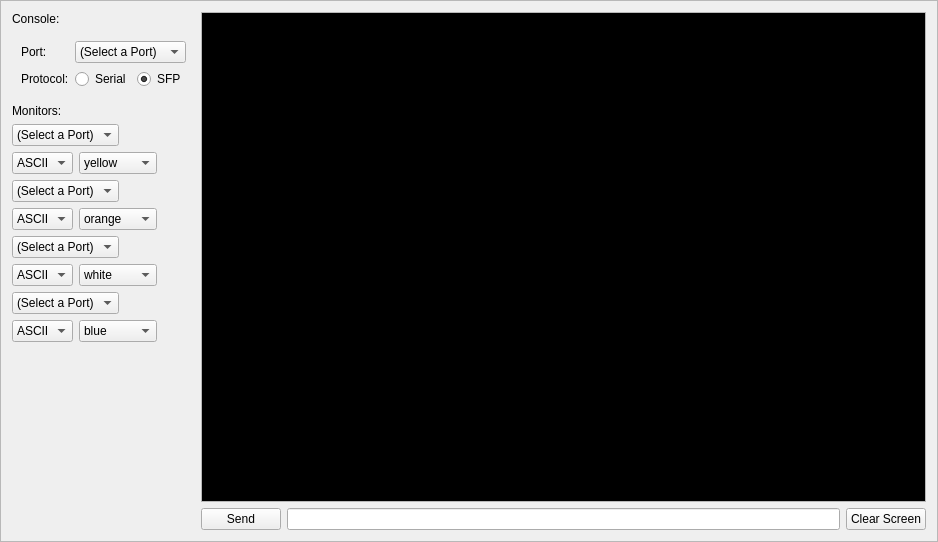
First picture: the form in terminal.ui, repository strawbot/TimbreTalk, before the edit.
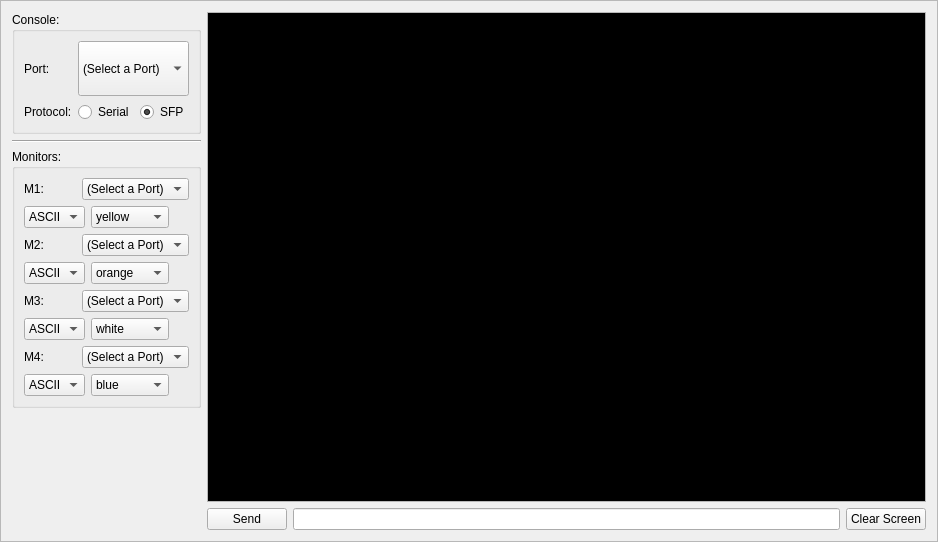
Second picture: the form after the edit.

Patch:
```diff
--- a/terminal.ui
+++ b/terminal.ui
@@ -25,31 +25,21 @@
   <property name="frameShadow">
    <enum>QFrame::Raised</enum>
   </property>
-  <layout class="QHBoxLayout" name="horizontalLayout_3">
+  <layout class="QHBoxLayout" name="horizontalLayout_7">
    <item>
     <layout class="QVBoxLayout" name="verticalLayout_2">
      <item>
-      <widget class="QLabel" name="label_3">
-       <property name="text">
+      <widget class="QGroupBox" name="groupBox">
+       <property name="minimumSize">
+        <size>
+         <width>0</width>
+         <height>0</height>
+        </size>
+       </property>
+       <property name="title">
         <string>Console:</string>
        </property>
-      </widget>
-     </item>
-     <item>
-      <widget class="QWidget" name="widget" native="true">
-       <property name="sizePolicy">
-        <sizepolicy hsizetype="Preferred" vsizetype="Fixed">
-         <horstretch>0</horstretch>
-         <verstretch>0</verstretch>
-        </sizepolicy>
-       </property>
-       <property name="layoutDirection">
-        <enum>Qt::LeftToRight</enum>
-       </property>
-       <layout class="QHBoxLayout" name="horizontalLayout">
-        <property name="spacing">
-         <number>-1</number>
-        </property>
+       <layout class="QHBoxLayout" name="horizontalLayout_6">
         <item>
          <layout class="QGridLayout" name="gridLayout">
           <item row="0" column="0">
@@ -131,34 +121,66 @@
       </widget>
      </item>
      <item>
-      <widget class="QLabel" name="label_17">
+      <widget class="Line" name="line">
+       <property name="orientation">
+        <enum>Qt::Horizontal</enum>
+       </property>
+      </widget>
+     </item>
+     <item>
+      <widget class="QGroupBox" name="groupBox_2">
        <property name="sizePolicy">
         <sizepolicy hsizetype="Preferred" vsizetype="Preferred">
-         <horstretch>0</horstretch>
+         <horstretch>2</horstretch>
          <verstretch>0</verstretch>
         </sizepolicy>
        </property>
-       <property name="text">
+       <property name="minimumSize">
+        <size>
+         <width>0</width>
+         <height>0</height>
+        </size>
+       </property>
+       <property name="title">
         <string>Monitors:</string>
        </property>
-      </widget>
-     </item>
+       <layout class="QVBoxLayout" name="verticalLayout_4">
      <item>
       <layout class="QFormLayout" name="formLayout">
        <item row="0" column="0" colspan="2">
+           <layout class="QHBoxLayout" name="horizontalLayout">
+            <item>
+             <widget class="QLabel" name="label_3">
+              <property name="text">
+               <string>M1:</string>
+              </property>
+             </widget>
+            </item>
+            <item>
         <widget class="QComboBox" name="MonitorPort1">
          <property name="sizePolicy">
-          <sizepolicy hsizetype="Fixed" vsizetype="Fixed">
+               <sizepolicy hsizetype="Preferred" vsizetype="MinimumExpanding">
            <horstretch>0</horstretch>
            <verstretch>0</verstretch>
           </sizepolicy>
          </property>
+              <property name="currentIndex">
+               <number>0</number>
+              </property>
+              <property name="sizeAdjustPolicy">
+               <enum>QComboBox::AdjustToContents</enum>
+              </property>
+              <property name="modelColumn">
+               <number>0</number>
+              </property>
          <item>
           <property name="text">
            <string>(Select a Port)</string>
           </property>
          </item>
         </widget>
+            </item>
+           </layout>
        </item>
        <item row="1" column="0">
         <widget class="QComboBox" name="MonitorFormat1">
@@ -244,21 +266,35 @@
       </layout>
      </item>
      <item>
-      <layout class="QFormLayout" name="formLayout_2">
+         <layout class="QFormLayout" name="formLayout_5">
        <item row="0" column="0" colspan="2">
+           <layout class="QHBoxLayout" name="horizontalLayout_3">
+            <item>
+             <widget class="QLabel" name="label_4">
+              <property name="text">
+               <string>M2:</string>
+              </property>
+             </widget>
+            </item>
+            <item>
         <widget class="QComboBox" name="MonitorPort2">
          <property name="sizePolicy">
-          <sizepolicy hsizetype="Fixed" vsizetype="Fixed">
+               <sizepolicy hsizetype="Preferred" vsizetype="MinimumExpanding">
            <horstretch>0</horstretch>
            <verstretch>0</verstretch>
           </sizepolicy>
          </property>
+              <property name="sizeAdjustPolicy">
+               <enum>QComboBox::AdjustToContents</enum>
+              </property>
          <item>
           <property name="text">
            <string>(Select a Port)</string>
           </property>
          </item>
         </widget>
+            </item>
+           </layout>
        </item>
        <item row="1" column="0">
         <widget class="QComboBox" name="MonitorFormat2">
@@ -344,21 +380,35 @@
       </layout>
      </item>
      <item>
-      <layout class="QFormLayout" name="formLayout_3">
+         <layout class="QFormLayout" name="formLayout_2">
        <item row="0" column="0" colspan="2">
+           <layout class="QHBoxLayout" name="horizontalLayout_4">
+            <item>
+             <widget class="QLabel" name="label_5">
+              <property name="text">
+               <string>M3:</string>
+              </property>
+             </widget>
+            </item>
+            <item>
         <widget class="QComboBox" name="MonitorPort3">
          <property name="sizePolicy">
-          <sizepolicy hsizetype="Fixed" vsizetype="Fixed">
+               <sizepolicy hsizetype="Preferred" vsizetype="MinimumExpanding">
            <horstretch>0</horstretch>
            <verstretch>0</verstretch>
           </sizepolicy>
          </property>
+              <property name="sizeAdjustPolicy">
+               <enum>QComboBox::AdjustToContents</enum>
+              </property>
          <item>
           <property name="text">
            <string>(Select a Port)</string>
           </property>
          </item>
         </widget>
+            </item>
+           </layout>
        </item>
        <item row="1" column="0">
         <widget class="QComboBox" name="MonitorFormat3">
@@ -441,21 +491,35 @@
       </layout>
      </item>
      <item>
-      <layout class="QFormLayout" name="formLayout_4">
+         <layout class="QFormLayout" name="formLayout_3">
        <item row="0" column="0" colspan="2">
+           <layout class="QHBoxLayout" name="horizontalLayout_5">
+            <item>
+             <widget class="QLabel" name="label_6">
+              <property name="text">
+               <string>M4:</string>
+              </property>
+             </widget>
+            </item>
+            <item>
         <widget class="QComboBox" name="MonitorPort4">
          <property name="sizePolicy">
-          <sizepolicy hsizetype="Fixed" vsizetype="Fixed">
+               <sizepolicy hsizetype="Preferred" vsizetype="MinimumExpanding">
            <horstretch>0</horstretch>
            <verstretch>0</verstretch>
           </sizepolicy>
          </property>
+              <property name="sizeAdjustPolicy">
+               <enum>QComboBox::AdjustToContents</enum>
+              </property>
          <item>
           <property name="text">
            <string>(Select a Port)</string>
           </property>
          </item>
         </widget>
+            </item>
+           </layout>
        </item>
        <item row="1" column="0">
         <widget class="QComboBox" name="MonitorFormat4">
@@ -536,6 +600,9 @@
         </widget>
        </item>
       </layout>
+        </item>
+       </layout>
+      </widget>
      </item>
      <item>
       <spacer name="verticalSpacer">
```
Left out of the diff: 34 changed lines with no effect on the pictures. Lines whose indentation alone changed are shown as unchanged.
